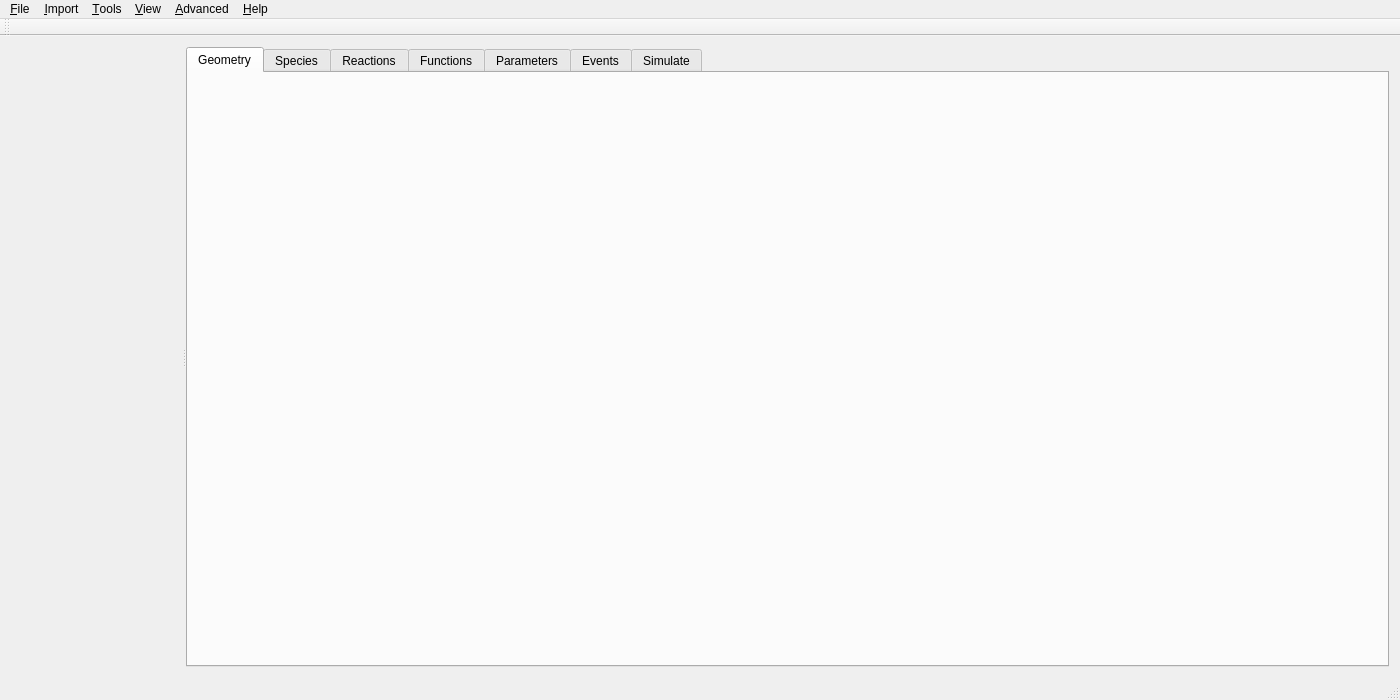
Before: the Qt Designer form src/gui/mainwindow.ui in spatial-model-editor/spatial-model-editor, drawn with Qt 5.
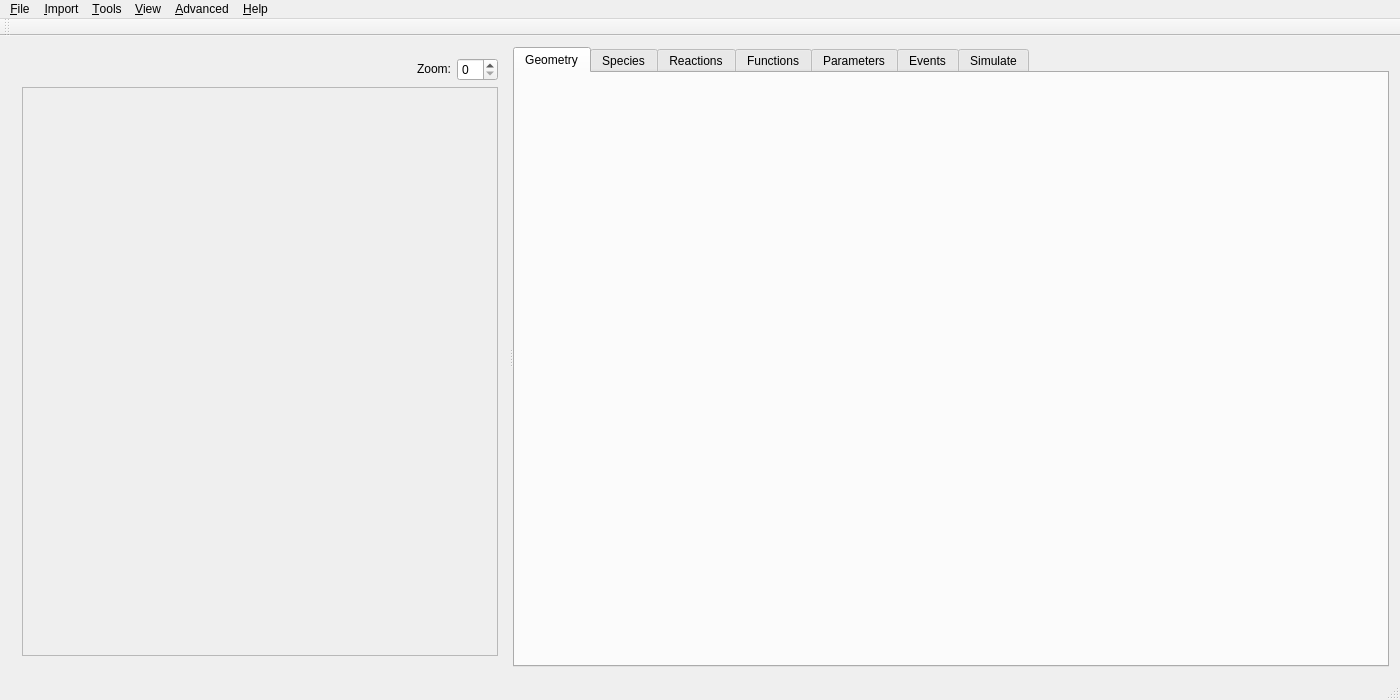
After: the same form once the commit is applied. Custom widgets are drawn as their Qt base class.

Commit message:
add a zoom combobox to geometry image in MainWindow
- same zoom behaviour as for mesh/boundary images in TabGeometry
- resolves #516

```diff
--- a/src/gui/mainwindow.ui
+++ b/src/gui/mainwindow.ui
@@ -31,7 +31,20 @@
       </property>
       <widget class="QWidget" name="gridLayoutWidget">
        <layout class="QGridLayout" name="gridLayout">
-        <item row="0" column="0" colspan="2">
+        <item row="0" column="2">
+         <widget class="QSpinBox" name="spinGeometryZoom">
+          <property name="sizePolicy">
+           <sizepolicy hsizetype="Fixed" vsizetype="Fixed">
+            <horstretch>0</horstretch>
+            <verstretch>0</verstretch>
+           </sizepolicy>
+          </property>
+          <property name="maximum">
+           <number>10</number>
+          </property>
+         </widget>
+        </item>
+        <item row="0" column="0">
          <widget class="QLabel" name="lblGeometryStatus">
           <property name="sizePolicy">
            <sizepolicy hsizetype="Preferred" vsizetype="Fixed">
@@ -44,7 +57,22 @@
           </property>
          </widget>
         </item>
-        <item row="1" column="0" colspan="2">
+        <item row="1" column="0" colspan="3">
+         <widget class="QScrollArea" name="scrollGeometry">
+          <property name="widgetResizable">
+           <bool>true</bool>
+          </property>
+          <widget class="QWidget" name="scrollGeometryContents">
+           <property name="geometry">
+            <rect>
+             <x>0</x>
+             <y>0</y>
+             <width>129</width>
+             <height>560</height>
+            </rect>
+           </property>
+           <layout class="QHBoxLayout" name="horizontalLayout_3">
+            <item>
          <widget class="QLabelMouseTracker" name="lblGeometry" native="true">
           <property name="sizePolicy">
            <sizepolicy hsizetype="Preferred" vsizetype="Preferred">
@@ -58,6 +86,26 @@
           </property>
           <property name="text" stdset="0">
            <string/>
+              </property>
+             </widget>
+            </item>
+           </layout>
+          </widget>
+         </widget>
+        </item>
+        <item row="0" column="1">
+         <widget class="QLabel" name="lblGeometryZoomLabel">
+          <property name="sizePolicy">
+           <sizepolicy hsizetype="Fixed" vsizetype="Fixed">
+            <horstretch>0</horstretch>
+            <verstretch>0</verstretch>
+           </sizepolicy>
+          </property>
+          <property name="text">
+           <string>Zoom:</string>
+          </property>
+          <property name="alignment">
+           <set>Qt::AlignRight|Qt::AlignTrailing|Qt::AlignVCenter</set>
           </property>
          </widget>
         </item>
```
Lines whose indentation alone changed are shown as unchanged. The commit also changes 6 other files.
